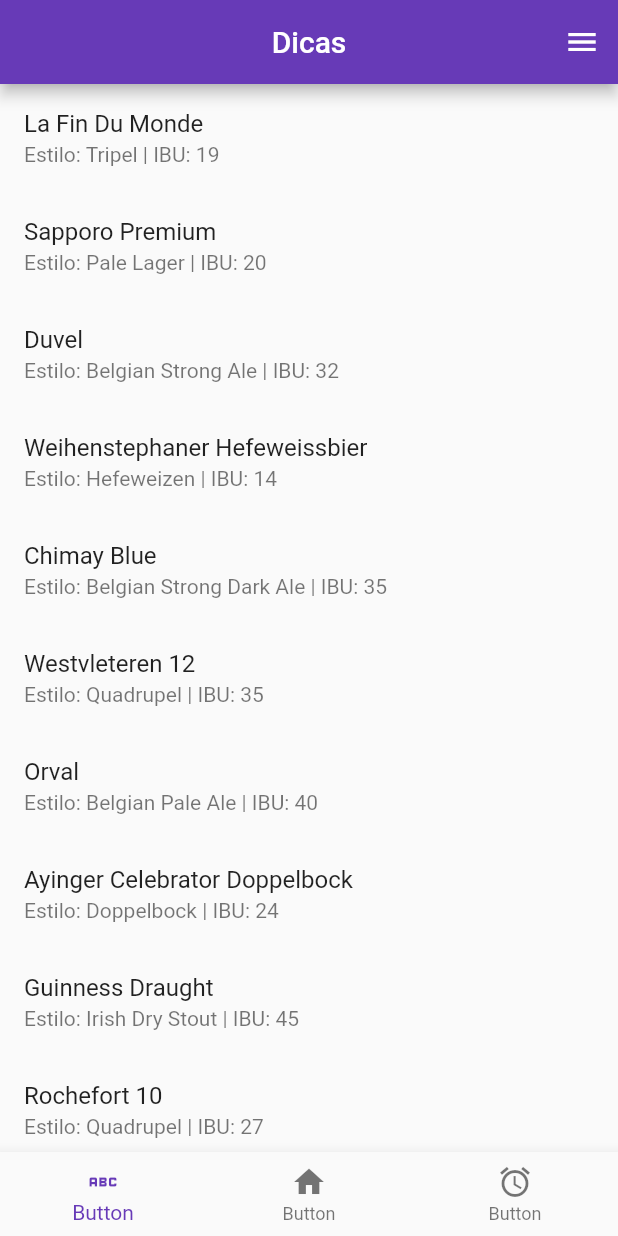
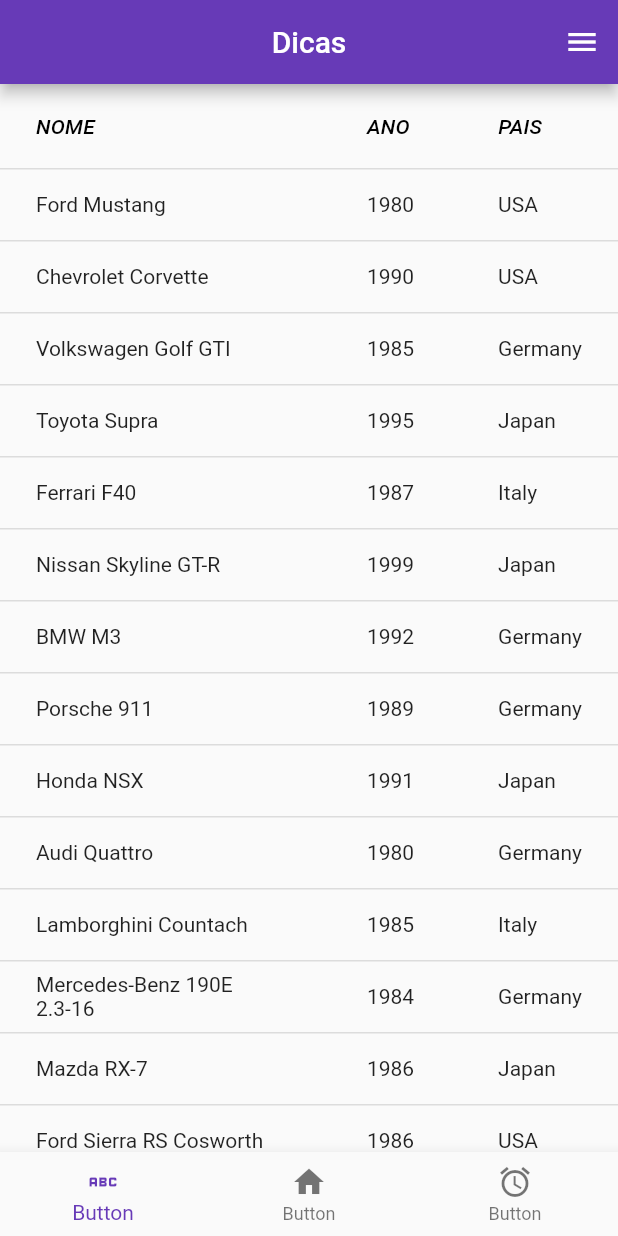
Before and after one commit to StenioEric/POO---UFRN, a Flutter app: the screen it shows after launch, on a phone screen of 412 x 824 dp. Run offline on Flutter 3.47's test engine with Material 2 defaults, Android fonts, the phone set to English and light mode, and no system bars.

Commit message:
Receita 4.3

```diff
--- a/Receita 4/lib/main.dart
+++ b/Receita 4/lib/main.dart
@@ -21,7 +21,11 @@ class MyApp extends StatelessWidget {
         // Define a app bar personalizada
         appBar: CustomAppBar(),
         // Define o corpo da aplicação
-        body: MytileWidget(objects:dataObjects),
+        body: DataBodyWidget(
+          objects: dataObjects,
+          columnNames: ["NOME", "ANO", "PAIS"],
+          propertyNames: ["name","year","country"],
+        ),
         // Define a barra de navegação inferior personalizada
         bottomNavigationBar: NewNavBar(icones: const[
           Icons.abc,
@@ -115,148 +119,83 @@ class NewNavBar extends StatelessWidget {
   }
 }
 
-// Define um widget Flutter que exibe uma tabela de dados
-class MytileWidget extends StatelessWidget {
+// // Define um widget Flutter que exibe uma tabela de dados
+class DataBodyWidget extends StatelessWidget {
 
   // Lista de objetos que serão exibidos na tabela
-  final List objects;
-  // Construtor da classe MytileWidget
-  MytileWidget({this.objects = const []});
+    final List<Map<String, dynamic>> objects;
+    final List columnNames;
+    final List propertyNames;
+
+  // Construtor da classe DataBodyWidget
+  DataBodyWidget({required this.objects,required this.propertyNames,required this.columnNames});
+  // Método obrigatório que constrói a interface do widget
   @override
   Widget build(BuildContext context) {
-    return ListView.builder(
-      scrollDirection: Axis.vertical,
-      itemCount: objects.length,
-      itemBuilder: (context,index){
-      final obj = objects[index];
-        return ListTile(
-          title: Text(obj["name"]),
-          subtitle: Text("Estilo: ${obj["style"]} | IBU: ${obj["ibu"]}"),
-          onTap: () {
-            print("Tapped on ${obj["name"]}");
-          },
-        );
-      },
+    return Center(
+      child:SingleChildScrollView(
+        scrollDirection: Axis.vertical,
+          child: DataTable(
+            columns: columnNames.map(
+            (name) => DataColumn(
+              label: Text(name, style: const TextStyle(fontStyle: FontStyle.italic))
+            )).toList(),
+
+            rows: objects.map(
+              (obj) => DataRow(
+                cells: propertyNames.map(
+                  (propName) => DataCell(Text(obj[propName]))
+                ).toList()
+              )
+            ).toList(),
+          ),
+        )
     );
   }
 }
 
+
+// Define um widget Flutter que exibe uma tabela de dados
+// class MytileWidget extends StatelessWidget {
+
+//   // Lista de objetos que serão exibidos na tabela
+//   final List objects;
+//   // Construtor da classe MytileWidget
+//   MytileWidget({this.objects = const []});
+//   @override
+//   Widget build(BuildContext context) {
+//     return ListView.builder(
+//       scrollDirection: Axis.vertical,
+//       itemCount: objects.length,
+//       itemBuilder: (context,index){
+//       final obj = objects[index];
+//         return ListTile(
+//           title: Text(obj["name"]),
+//           subtitle: Text("Estilo: ${obj["style"]} | IBU: ${obj["ibu"]}"),
+//           onTap: () {
+//             print("Tapped on ${obj["name"]}");
+//           },
+//         );
+//       },
+//     );
+//   }
+// }
+
 // Lista de objetos que serão exibidos na tabela
 var dataObjects = [
-  {
-    "name": "La Fin Du Monde",
-    "style": "Tripel",
-    "ibu": "19",
-  },
-  {
-    "name": "Sapporo Premium",
-    "style": "Pale Lager",
-    "ibu": "20",
-  },
-  {
-    "name": "Duvel",
-    "style": "Belgian Strong Ale",
-    "ibu": "32",
-  },
-  {
-    "name": "Weihenstephaner Hefeweissbier",
-    "style": "Hefeweizen",
-    "ibu": "14",
-  },
-  {
-    "name": "Chimay Blue",
-    "style": "Belgian Strong Dark Ale",
-    "ibu": "35",
-  },
-  {
-    "name": "Westvleteren 12",
-    "style": "Quadrupel",
-    "ibu": "35",
-  },
-  {
-    "name": "Orval",
-    "style": "Belgian Pale Ale",
-    "ibu": "40",
-  },
-  {
-    "name": "Ayinger Celebrator Doppelbock",
-    "style": "Doppelbock",
-    "ibu": "24",
-  },
-  {
-    "name": "Guinness Draught",
-    "style": "Irish Dry Stout",
-    "ibu": "45",
-  },
-  {
-    "name": "Rochefort 10",
-    "style": "Quadrupel",
-    "ibu": "27",
-  },
-  {
-    "name": "Pliny the Elder",
-    "style": "Double IPA",
-    "ibu": "100+",
-  },
-  {
-    "name": "Trappistes Rochefort 8",
-    "style": "Belgian Strong Dark Ale",
-    "ibu": "22",
-  },
-  {
-    "name": "Pilsner Urquell",
-    "style": "Czech Pilsner",
-    "ibu": "40",
-
-  },
-  {
-    "name": "Weihenstephaner Vitus",
-    "style": "Weizenbock",
-    "ibu": "17",
-  },
-  {
-    "name": "North Coast Old Rasputin",
-    "style": "Russian Imperial Stout",
-    "ibu": "75",
-  },
-  {
-    "name": "Schneider Weisse Aventinus",
-    "style": "Weizenbock",
-    "ibu": "16",
-  },
-  {
-    "name": "Samuel Adams Boston Lager",
-    "style": "Vienna Lager",
-    "ibu": "30",
-  },
-  {
-    "name": "Founders KBS (Kentucky Breakfast Stout)",
-    "style": "Imperial Stout",
-    "ibu": "70",
-  },
-  {
-    "name": "Fuller's ESB (Extra Special Bitter)",
-    "style": "ESB",
-    "ibu": "40",
-  },
-  {
-    "name": "Ayinger Bräuweisse",
-    "style": "Hefeweizen",
-    "ibu": "23",
-  },
-  {
-    "name": "Köstritzer Schwarzbier",
-    "style": "Schwarzbier",
-    "ibu": "25",
-  },
-  {
-    "name": "Founders All Day IPA",
-    "style": "Session IPA",
-    "ibu": "42",
-  },
-  {
-    "name": "Paulaner Hefe-Weißbier Naturtrüb",
-    "style": "Hefeweizen",
-    "ibu": "12",
-  },
+  {"name": "Ford Mustang", "year": "1980", "country": "USA"},
+  {"name": "Chevrolet Corvette", "year": "1990", "country": "USA"},
+  {"name": "Volkswagen Golf GTI", "year": "1985", "country": "Germany"},
+  {"name": "Toyota Supra", "year": "1995", "country": "Japan"},
+  {"name": "Ferrari F40", "year": "1987", "country": "Italy"},
+  {"name": "Nissan Skyline GT-R", "year": "1999", "country": "Japan"},
+  {"name": "BMW M3", "year": "1992", "country": "Germany"},
+  {"name": "Porsche 911", "year": "1989", "country": "Germany"},
+  {"name": "Honda NSX", "year": "1991", "country": "Japan"},
+  {"name": "Audi Quattro", "year": "1980", "country": "Germany"},
+  {"name": "Lamborghini Countach", "year": "1985", "country": "Italy"},
+  {"name": "Mercedes-Benz 190E 2.3-16", "year": "1984", "country": "Germany"},
+  {"name": "Mazda RX-7", "year": "1986", "country": "Japan"},
+  {"name": "Ford Sierra RS Cosworth", "year": "1986", "country": "USA"},
+  {"name": "Buick Grand National", "year": "1987", "country": "USA"},
 ];
```
